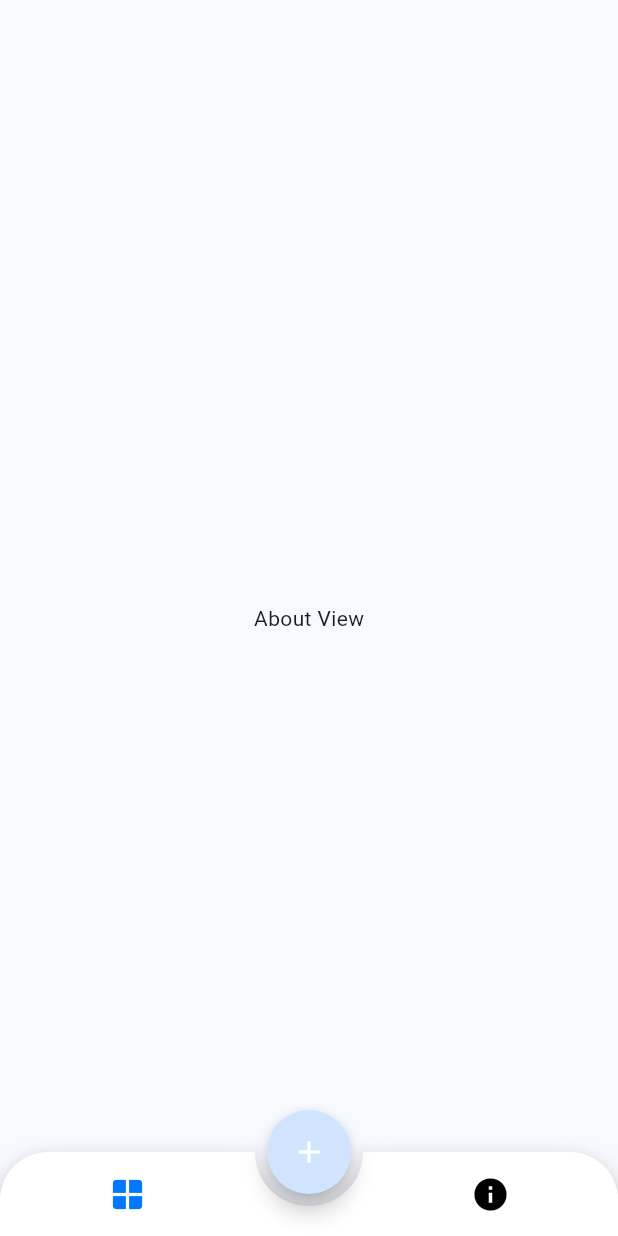
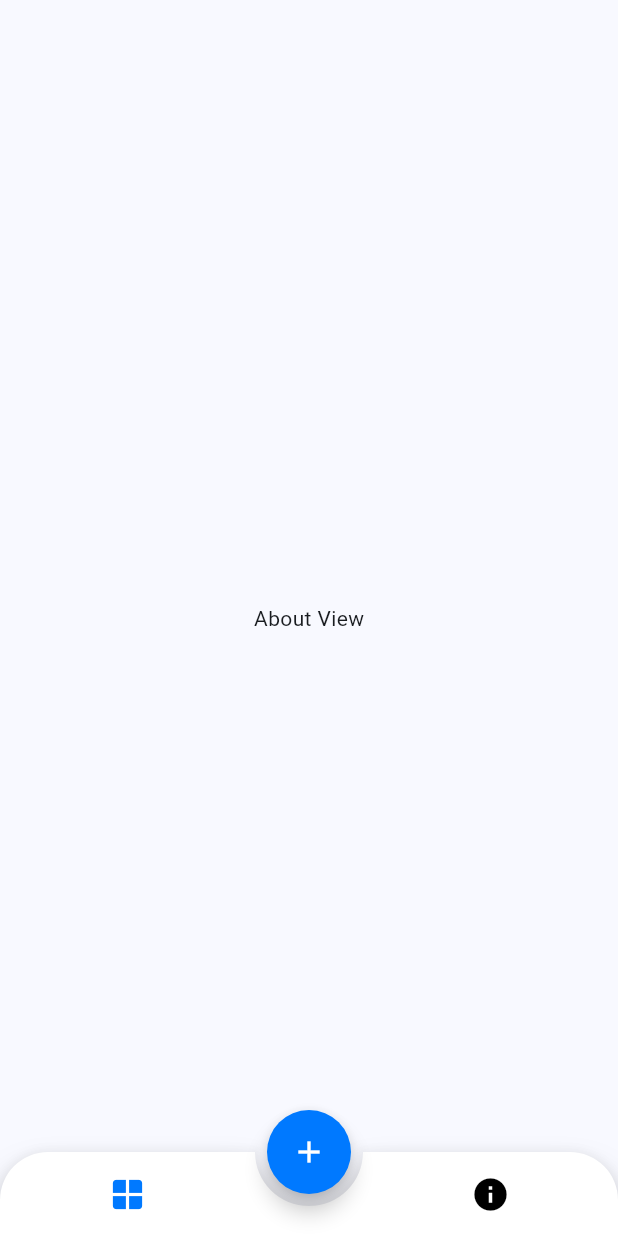
Before and after one commit to Mryuksel101/arduino_wifi, a Flutter app: the screen it shows after launch, swiped to page 2, on a phone screen of 412 x 824 dp. Run offline on Flutter 3.47's test engine with Material 3 defaults, Android fonts, the phone set to English and light mode, and no system bars; drawn by our look-alikes of animated_bottom_navigation_bar.

Commit message:
Update AboutView to use Scaffold and add SettingsView to BottomNavView

```diff
--- a/lib/about/about_view.dart
+++ b/lib/about/about_view.dart
@@ -5,6 +5,10 @@ class AboutView extends StatelessWidget {
 
   @override
   Widget build(BuildContext context) {
-    return Center(child: Text("About View"));
+    return const Scaffold(
+      body: Center(
+        child: Text('About View'),
+      ),
+    );
   }
 }
--- a/lib/bottom_nav/bottom_nav_view.dart
+++ b/lib/bottom_nav/bottom_nav_view.dart
@@ -2,6 +2,7 @@ import 'package:animated_bottom_navigation_bar/animated_bottom_navigation_bar.da
 import 'package:arduino_wifi/about/about_view.dart';
 import 'package:arduino_wifi/bottom_nav/bottom_nav_view_model.dart';
 import 'package:arduino_wifi/home/home_view.dart';
+import 'package:arduino_wifi/settings/settings_view.dart';
 import 'package:flutter/material.dart';
 
 class BottomNavView extends StatefulWidget {
@@ -25,13 +26,14 @@ class _BottomNavViewState extends State<BottomNavView> {
     return Scaffold(
       extendBody: true,
       floatingActionButton: FloatingActionButton(
+        backgroundColor: const Color(0xff0079FF),
         shape: RoundedRectangleBorder(borderRadius: BorderRadius.circular(100)),
         child: const Icon(
           Icons.add,
           color: Colors.white,
         ),
         onPressed: () {
-          viewModel.changeCurrentTab(4);
+          viewModel.changeCurrentTab(2);
         },
       ),
       floatingActionButtonLocation: FloatingActionButtonLocation.centerDocked,
@@ -62,6 +64,7 @@ class _BottomNavViewState extends State<BottomNavView> {
           children: [
             const HomeView(),
             const AboutView(),
+            const SettingsView()
           ]),
     );
   }
```
